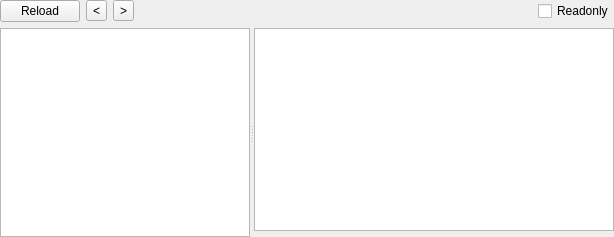
Old version of the form DEX/dexwidget.ui in the repository horsicq/FormatWidgets.
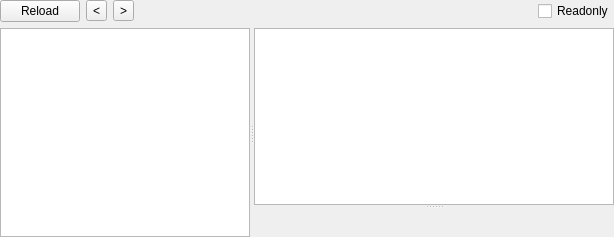
New version of the form. The open tabs and pages were chosen to show the change. Custom widgets are drawn as their Qt base class.

What changed in the file:
```diff
--- a/DEX/dexwidget.ui
+++ b/DEX/dexwidget.ui
@@ -231,6 +231,10 @@
          <number>0</number>
         </property>
         <item>
+         <widget class="QSplitter" name="splitter_2">
+          <property name="orientation">
+           <enum>Qt::Vertical</enum>
+          </property>
          <widget class="QTableWidget" name="tableWidget_Header">
           <property name="editTriggers">
            <set>QAbstractItemView::NoEditTriggers</set>
@@ -251,15 +255,7 @@
            <number>21</number>
           </attribute>
          </widget>
-        </item>
-        <item>
-         <widget class="ToolsWidget" name="widgetHex_Header" native="true">
-          <property name="maximumSize">
-           <size>
-            <width>16777215</width>
-            <height>200</height>
-           </size>
-          </property>
+          <widget class="ToolsWidget" name="widgetHex_Header" native="true"/>
          </widget>
         </item>
        </layout>
```
Lines whose indentation alone changed are shown as unchanged.
